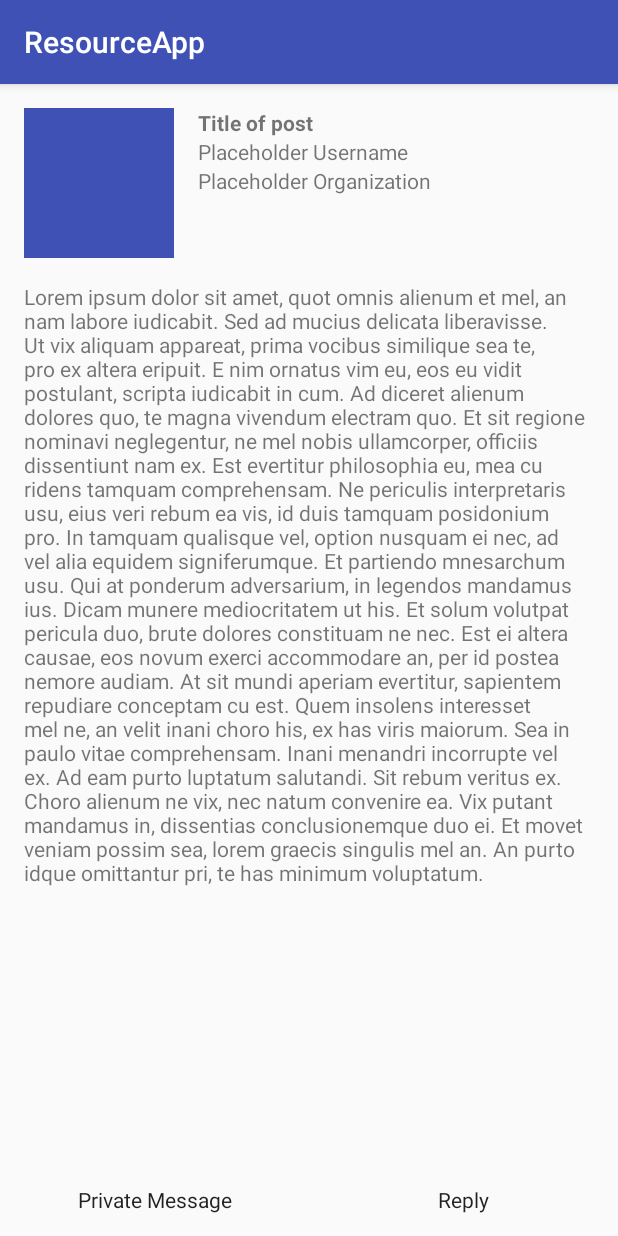
After one commit to MadelynTav/ResourceApp, an Android app: the PostActivity screen opened directly, with no data from a screen before it, on a phone screen of 412 x 824 dp. The commit adds this screen. Run offline under Robolectric (Android 15) with nearby library versions, the phone set to English and light mode, and no system bars; our stand-ins replace ButterKnife.

Commit message:
COMPLETE: Mock post page for guests.

```diff
--- a/app/src/main/AndroidManifest.xml
+++ b/app/src/main/AndroidManifest.xml
@@ -10,27 +10,24 @@
         android:supportsRtl="true"
         android:theme="@style/AppTheme"
         >
-
-        <activity android:name=".components.launch.LaunchScreen">
+        <activity android:name=".components.launch.LaunchActivity">
             <intent-filter>
                 <action android:name="android.intent.action.MAIN"/>
                 <category android:name="android.intent.category.LAUNCHER"/>
             </intent-filter>
         </activity>
-
-        <activity android:name=".components.about.AboutPage">
+        <activity android:name=".components.about.AboutActivity">
         </activity>
-
-        <activity android:name=".components.signup.SignUpActivity">
+        <activity android:name=".components.signup.SignupActivity">
         </activity>
-
         <activity android:name=".components.account_created.AccountCreatedActivity">
         </activity>
-
         <activity android:name=".components.profile_setup.ProfileSetupActivity">
         </activity>
-
         <activity android:name=".components.home.HomeActivity">
         </activity>
+        <activity android:name=".components.post.PostActivity">
+        </activity>
     </application>
+
 </manifest>
--- a/app/src/main/java/boston/hackingforgood/resourceapp/components/about/AboutPage.java
+++ b/app/src/main/java/boston/hackingforgood/resourceapp/components/about/AboutActivity.java
@@ -1,11 +1,11 @@
 package boston.hackingforgood.resourceapp.components.about;
 
+import android.os.Bundle;
 import android.support.v7.app.AppCompatActivity;
-import android.os.Bundle;
 
 import boston.hackingforgood.resourceapp.R;
 
-public class AboutPage extends AppCompatActivity {
+public class AboutActivity extends AppCompatActivity {
 
     @Override
     protected void onCreate(Bundle savedInstanceState) {
--- a/app/src/main/java/boston/hackingforgood/resourceapp/components/launch/LaunchScreen.java
+++ b/app/src/main/java/boston/hackingforgood/resourceapp/components/launch/LaunchActivity.java
@@ -1,17 +1,16 @@
 package boston.hackingforgood.resourceapp.components.launch;
 
 import android.content.Intent;
+import android.os.Bundle;
 import android.support.v7.app.AppCompatActivity;
-import android.os.Bundle;
-import android.widget.Button;
 
 import boston.hackingforgood.resourceapp.R;
-import boston.hackingforgood.resourceapp.components.about.AboutPage;
-import boston.hackingforgood.resourceapp.components.signup.SignUpActivity;
+import boston.hackingforgood.resourceapp.components.about.AboutActivity;
+import boston.hackingforgood.resourceapp.components.signup.SignupActivity;
 import butterknife.ButterKnife;
 import butterknife.OnClick;
 
-public class LaunchScreen extends AppCompatActivity {
+public class LaunchActivity extends AppCompatActivity {
 
     @Override
     protected void onCreate(Bundle savedInstanceState) {
@@ -22,13 +21,13 @@ public class LaunchScreen extends AppCompatActivity {
 
     @OnClick(R.id.aboutUsButton)
     public void onClickAboutUs(){
-        Intent intent = new Intent(this, AboutPage.class);
+        Intent intent = new Intent(this, AboutActivity.class);
         startActivity(intent);
     }
 
     @OnClick(R.id.applyNowButton)
     public void onClickApplyNow(){
-        Intent intent = new Intent(this, SignUpActivity.class);
+        Intent intent = new Intent(this, SignupActivity.class);
         startActivity(intent);
     }
 }
--- /dev/null
+++ b/app/src/main/java/boston/hackingforgood/resourceapp/components/post/PostActivity.java
@@ -0,0 +1,26 @@
+package boston.hackingforgood.resourceapp.components.post;
+
+import android.os.Bundle;
+import android.support.v7.app.AppCompatActivity;
+
+import boston.hackingforgood.resourceapp.R;
+import butterknife.ButterKnife;
+import butterknife.OnClick;
+
+public class PostActivity extends AppCompatActivity {
+
+    @OnClick(R.id.button_pm)
+    public void onPMButtonClicked() {
+    }
+
+    @OnClick(R.id.button_reply)
+    public void onReplyButtonClicked() {
+    }
+
+    @Override
+    protected void onCreate(Bundle savedInstanceState) {
+        super.onCreate(savedInstanceState);
+        setContentView(R.layout.activity_post);
+        ButterKnife.bind(this);
+    }
+}
--- a/app/src/main/java/boston/hackingforgood/resourceapp/components/signup/SignUpActivity.java
+++ b/app/src/main/java/boston/hackingforgood/resourceapp/components/signup/SignUpActivity.java
@@ -1,11 +1,11 @@
 package boston.hackingforgood.resourceapp.components.signup;
 
+import android.os.Bundle;
 import android.support.v7.app.AppCompatActivity;
-import android.os.Bundle;
 
 import boston.hackingforgood.resourceapp.R;
 
-public class SignUpActivity extends AppCompatActivity {
+public class SignupActivity extends AppCompatActivity {
 
     @Override
     protected void onCreate(Bundle savedInstanceState) {
--- a/app/src/main/res/layout/activity_about_page.xml
+++ b/app/src/main/res/layout/activity_about_page.xml
@@ -9,7 +9,7 @@
     android:paddingRight="@dimen/activity_horizontal_margin"
     android:paddingTop="@dimen/activity_vertical_margin"
      android:orientation="vertical"
-    tools:context="boston.hackingforgood.resourceapp.components.about.AboutPage"
+    tools:context=".components.about.AboutActivity"
     >
     <TextView
         android:layout_width="match_parent"
--- a/app/src/main/res/layout/activity_launch_screen.xml
+++ b/app/src/main/res/layout/activity_launch_screen.xml
@@ -9,7 +9,7 @@
     android:orientation="vertical"
     android:paddingRight="@dimen/activity_horizontal_margin"
     android:paddingTop="@dimen/activity_vertical_margin"
-    tools:context="boston.hackingforgood.resourceapp.components.launch.LaunchScreen"
+    tools:context=".components.launch.LaunchActivity"
     >
     <TextView
         android:layout_width="match_parent"
--- /dev/null
+++ b/app/src/main/res/layout/activity_post.xml
@@ -0,0 +1,94 @@
+<?xml version="1.0" encoding="utf-8"?>
+<LinearLayout
+    xmlns:android="http://schemas.android.com/apk/res/android"
+    xmlns:tools="http://schemas.android.com/tools"
+    android:layout_width="match_parent"
+    android:layout_height="match_parent"
+    android:orientation="vertical"
+    tools:context="boston.hackingforgood.resourceapp.components.post.PostActivity"
+    >
+
+    <RelativeLayout
+        android:layout_width="match_parent"
+        android:layout_height="0dp"
+        android:layout_weight="1"
+        android:paddingBottom="@dimen/activity_vertical_margin"
+        android:paddingLeft="@dimen/activity_horizontal_margin"
+        android:paddingRight="@dimen/activity_horizontal_margin"
+        android:paddingTop="@dimen/activity_vertical_margin"
+        >
+
+        <ImageView
+            android:layout_width="@dimen/image_profile_size"
+            android:layout_height="@dimen/image_profile_size"
+            android:background="@color/colorPrimary"
+            android:id="@+id/image_profile"
+            android:layout_alignParentTop="true"
+            android:layout_alignParentStart="true"
+            android:contentDescription="@string/profile_image"
+            android:layout_marginEnd="@dimen/activity_horizontal_margin"
+            android:layout_marginBottom="@dimen/activity_horizontal_margin"
+            />
+
+        <TextView
+            android:layout_width="wrap_content"
+            android:layout_height="wrap_content"
+            android:text="@string/placeholder_post_title"
+            android:id="@+id/post_title"
+            android:layout_alignParentTop="true"
+            android:layout_toEndOf="@id/image_profile"
+            android:textStyle="bold"
+            />
+
+        <TextView
+            android:layout_width="wrap_content"
+            android:layout_height="wrap_content"
+            android:text="@string/placeholder_user_name"
+            android:id="@+id/post_user_name"
+            android:layout_below="@+id/post_title"
+            android:layout_toEndOf="@id/image_profile"
+            />
+
+        <TextView
+            android:layout_width="wrap_content"
+            android:layout_height="wrap_content"
+            android:text="@string/placeholder_organization"
+            android:id="@+id/organization"
+            android:layout_below="@id/post_user_name"
+            android:layout_toEndOf="@id/image_profile"
+            />
+
+        <TextView
+            android:layout_width="match_parent"
+            android:layout_height="wrap_content"
+            android:text="@string/lorem_ipsum"
+            android:id="@+id/description"
+            android:layout_below="@id/image_profile"
+            />
+    </RelativeLayout>
+
+    <LinearLayout
+        android:layout_width="match_parent"
+        android:layout_height="wrap_content"
+        android:orientation="horizontal"
+        >
+
+        <Button
+            android:layout_width="0dp"
+            android:layout_weight="1"
+            android:layout_height="wrap_content"
+            android:text="@string/private_message"
+            android:id="@+id/button_pm"
+            style="?android:buttonBarStyle"
+            />
+
+        <Button
+            android:layout_width="0dp"
+            android:layout_weight="1"
+            android:layout_height="wrap_content"
+            android:text="@string/reply"
+            android:id="@+id/button_reply"
+            style="?android:buttonBarStyle"
+            />
+    </LinearLayout>
+</LinearLayout>
--- a/app/src/main/res/layout/activity_sign_up.xml
+++ b/app/src/main/res/layout/activity_sign_up.xml
@@ -9,7 +9,7 @@
     android:paddingRight="@dimen/activity_horizontal_margin"
     android:paddingTop="@dimen/activity_vertical_margin"
     android:orientation="vertical"
-    tools:context="boston.hackingforgood.resourceapp.components.signup.SignUpActivity"
+    tools:context=".components.signup.SignupActivity"
     >
     <TextView
         android:layout_width="match_parent"
--- a/app/src/main/res/values/strings.xml
+++ b/app/src/main/res/values/strings.xml
@@ -33,4 +33,9 @@
     <string name="approval_description">Our admin team is reviewing your application, please allow us 48 hours to approve your account.</string>
 
     <string name="button_setup_profile">Setup Profile</string>
+    <string name="placeholder_post_title">Title of post</string>
+    <string name="placeholder_organization">Placeholder Organization</string>
+    <string name="placeholder_user_name">Placeholder Username</string>
+    <string name="private_message">Private Message</string>
+    <string name="reply">Reply</string>
 </resources>
```
